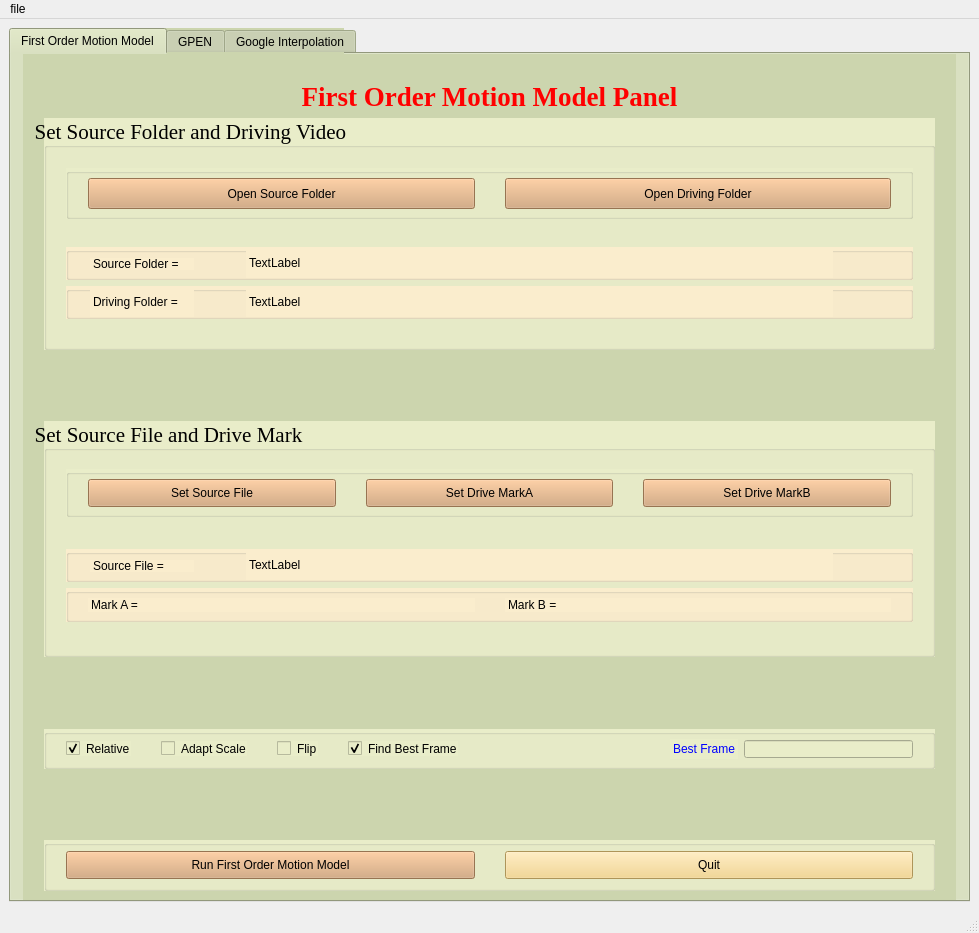
The window that try/main4.ui (lin22807590/swap_ui) describes before a commit, drawn with Qt 5.
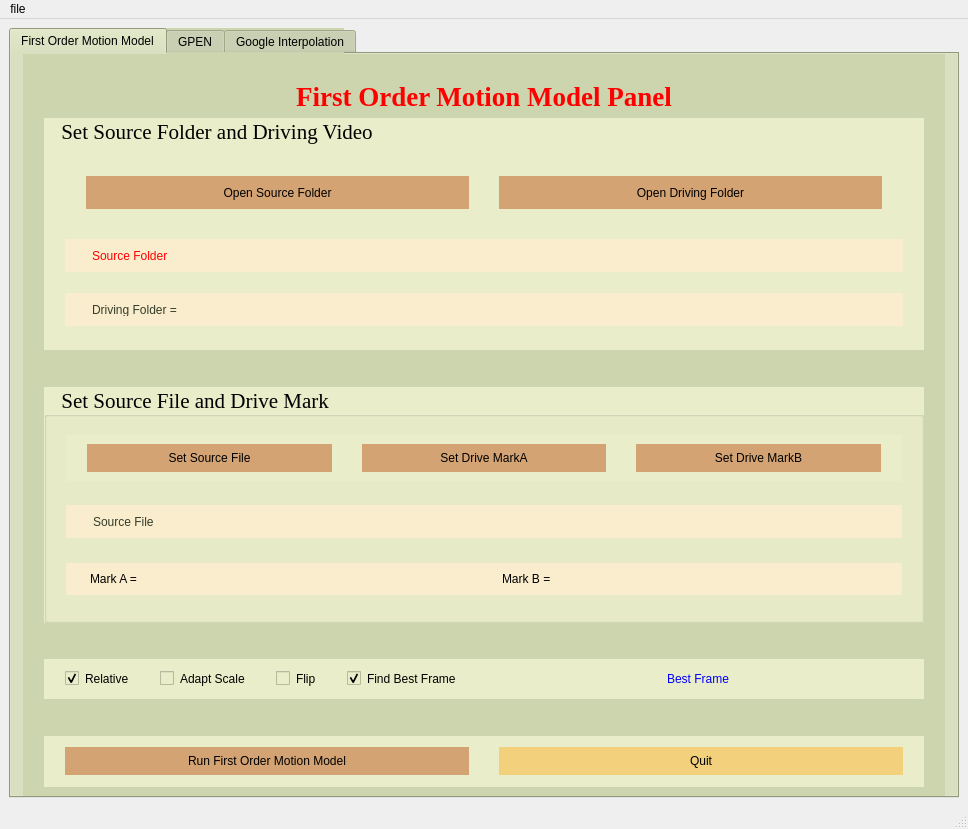
The same window after the commit.

What changed in the file:
```diff
--- a/try/main4.ui
+++ b/try/main4.ui
@@ -6,8 +6,8 @@
    <rect>
     <x>0</x>
     <y>0</y>
-    <width>979</width>
-    <height>933</height>
+    <width>968</width>
+    <height>829</height>
    </rect>
   </property>
   <property name="windowTitle">
@@ -70,12 +70,10 @@
            <bool>false</bool>
           </property>
           <property name="styleSheet">
-           <string notr="true">background-color: #E9EDC9
-
-</string>
+           <string notr="true">background-color: #E9EDC9; ; border: 0;</string>
           </property>
           <property name="title">
-           <string>Set Source Folder and Driving Video </string>
+           <string>     Set Source Folder and Driving Video </string>
           </property>
           <layout class="QVBoxLayout" name="verticalLayout_5">
            <item>
@@ -99,6 +97,9 @@
                <height>51</height>
               </size>
              </property>
+             <property name="styleSheet">
+              <string notr="true">border: 0;</string>
+             </property>
              <layout class="QHBoxLayout" name="horizontalLayout">
               <item>
                <widget class="QPushButton" name="bSrcFolder">
@@ -169,7 +170,7 @@
               </size>
              </property>
              <property name="styleSheet">
-              <string notr="true">background-color: #FAEDCD</string>
+              <string notr="true">background-color: #FAEDCD; border: 0;</string>
              </property>
              <property name="title">
               <string/>
@@ -193,10 +194,10 @@
                </size>
               </property>
               <property name="styleSheet">
-               <string notr="true">margin-top: 10px; margin-bottom: 8px</string>
+               <string notr="true">margin-top: 10px; margin-bottom: 8px; color: red;</string>
               </property>
               <property name="text">
-               <string>Source Folder = </string>
+               <string>Source Folder</string>
               </property>
               <property name="margin">
                <number>0</number>
@@ -211,12 +212,28 @@
                 <height>30</height>
                </rect>
               </property>
+              <property name="styleSheet">
+               <string notr="true">margin-top: 10px; margin-bottom: 8px; </string>
+              </property>
               <property name="text">
-               <string>TextLabel</string>
+               <string/>
               </property>
              </widget>
             </widget>
            </item>
+           <item>
+            <spacer name="verticalSpacer_30">
+             <property name="orientation">
+              <enum>Qt::Vertical</enum>
+             </property>
+             <property name="sizeHint" stdset="0">
+              <size>
+               <width>20</width>
+               <height>13</height>
+              </size>
+             </property>
+            </spacer>
+           </item>
            <item>
             <widget class="QGroupBox" name="groupBox_3">
              <property name="minimumSize">
@@ -226,7 +243,7 @@
               </size>
              </property>
              <property name="styleSheet">
-              <string notr="true">background-color: #FAEDCD</string>
+              <string notr="true">background-color: #FAEDCD; border: 0;</string>
              </property>
              <property name="title">
               <string/>
@@ -240,6 +257,9 @@
                 <height>30</height>
                </rect>
               </property>
+              <property name="styleSheet">
+               <string notr="true">margin-top: 10px; margin-bottom: 8px; color: #333D29;</string>
+              </property>
               <property name="text">
                <string>Driving Folder =</string>
               </property>
@@ -253,8 +273,11 @@
                 <height>30</height>
                </rect>
               </property>
+              <property name="styleSheet">
+               <string notr="true">margin-top: 10px; margin-bottom: 8px; </string>
+              </property>
               <property name="text">
-               <string>TextLabel</string>
+               <string/>
               </property>
              </widget>
             </widget>
@@ -308,7 +331,7 @@
 </string>
           </property>
           <property name="title">
-           <string>Set Source File and Drive Mark</string>
+           <string>     Set Source File and Drive Mark</string>
           </property>
           <layout class="QVBoxLayout" name="verticalLayout_4">
            <item>
@@ -326,6 +349,9 @@
            </item>
            <item>
             <widget class="QGroupBox" name="groupBox">
+             <property name="styleSheet">
+              <string notr="true">border: 0;</string>
+             </property>
              <layout class="QHBoxLayout" name="horizontalLayout_2">
               <item>
                <widget class="QPushButton" name="bSetSource">
@@ -400,7 +426,7 @@
               </size>
              </property>
              <property name="styleSheet">
-              <string notr="true">background-color: #FAEDCD</string>
+              <string notr="true">background-color: #FAEDCD; border: 0;</string>
              </property>
              <property name="title">
               <string/>
@@ -421,10 +447,10 @@
                </size>
               </property>
               <property name="styleSheet">
-               <string notr="true">margin-top: 10px;  margin-bottom: 8px</string>
+               <string notr="true">margin-top: 10px; margin-bottom: 8px; color: #333D29;</string>
               </property>
               <property name="text">
-               <string>Source File =</string>
+               <string>Source File</string>
               </property>
              </widget>
              <widget class="QLabel" name="label_7">
@@ -436,12 +462,28 @@
                 <height>30</height>
                </rect>
               </property>
+              <property name="styleSheet">
+               <string notr="true">margin-top: 10px; margin-bottom: 8px; </string>
+              </property>
               <property name="text">
-               <string>TextLabel</string>
+               <string/>
               </property>
              </widget>
             </widget>
            </item>
+           <item>
+            <spacer name="verticalSpacer_31">
+             <property name="orientation">
+              <enum>Qt::Vertical</enum>
+             </property>
+             <property name="sizeHint" stdset="0">
+              <size>
+               <width>20</width>
+               <height>13</height>
+              </size>
+             </property>
+            </spacer>
+           </item>
            <item>
             <widget class="QGroupBox" name="groupBox">
              <property name="minimumSize">
@@ -451,7 +493,7 @@
               </size>
              </property>
              <property name="styleSheet">
-              <string notr="true">background-color: #FAEDCD</string>
+              <string notr="true">background-color: #FAEDCD; border: 0;</string>
              </property>
              <layout class="QHBoxLayout" name="horizontalLayout_3">
               <item>
@@ -527,9 +569,7 @@
            </size>
           </property>
           <property name="styleSheet">
-           <string notr="true">background-color: #E9EDC9
-
-</string>
+           <string notr="true">background-color: #E9EDC9; border: 0;</string>
           </property>
           <layout class="QHBoxLayout" name="horizontalLayout_4">
            <item>
@@ -627,9 +667,7 @@
            </size>
           </property>
           <property name="styleSheet">
-           <string notr="true">background-color: #E9EDC9
-
-</string>
+           <string notr="true">background-color: #E9EDC9; border: 0;</string>
           </property>
           <layout class="QHBoxLayout" name="horizontalLayout_5">
            <item>
@@ -1679,8 +1717,8 @@
     <rect>
      <x>0</x>
      <y>0</y>
-     <width>979</width>
-     <height>21</height>
+     <width>968</width>
+     <height>22</height>
     </rect>
    </property>
    <widget class="QMenu" name="menufile">
```
Left out of the diff: 22 changed lines with no effect on the pictures.
